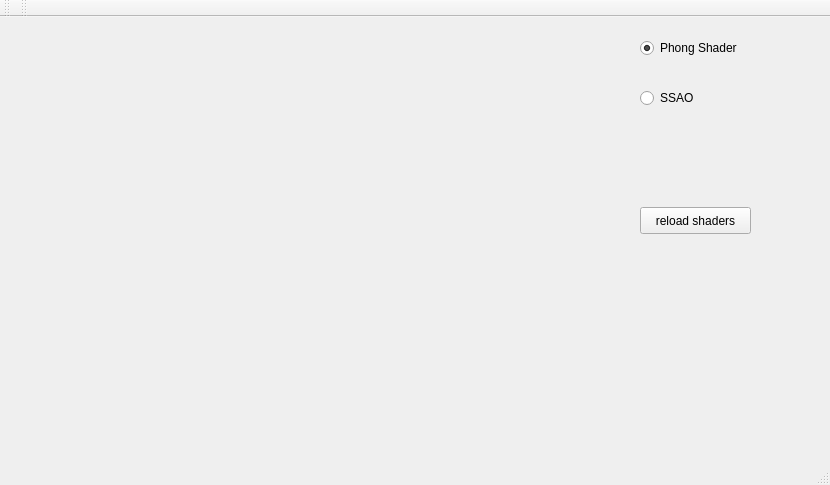
This is samples/rendering/mainwindow.ui in diegomazala/tucano as Qt 5 draws it before an edit. The edited form follows.
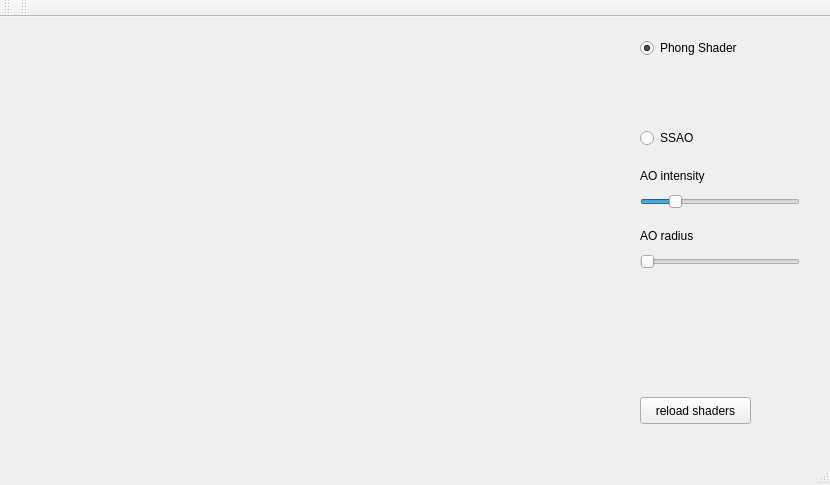
This is the edited form. Custom widgets are drawn as their Qt base class.

Commit message: added ssao intensity value slider

Patch:
```diff
--- a/samples/rendering/mainwindow.ui
+++ b/samples/rendering/mainwindow.ui
@@ -47,7 +47,7 @@
     <property name="geometry">
      <rect>
       <x>640</x>
-      <y>70</y>
+      <y>110</y>
       <width>117</width>
       <height>22</height>
      </rect>
@@ -63,7 +63,7 @@
     <property name="geometry">
      <rect>
       <x>640</x>
-      <y>190</y>
+      <y>380</y>
       <width>111</width>
       <height>27</height>
      </rect>
@@ -72,6 +72,64 @@
      <string>reload shaders</string>
     </property>
    </widget>
+   <widget class="QSlider" name="slider_ssao_intensity">
+    <property name="geometry">
+     <rect>
+      <x>640</x>
+      <y>170</y>
+      <width>160</width>
+      <height>29</height>
+     </rect>
+    </property>
+    <property name="minimum">
+     <number>1</number>
+    </property>
+    <property name="sliderPosition">
+     <number>20</number>
+    </property>
+    <property name="orientation">
+     <enum>Qt::Horizontal</enum>
+    </property>
+   </widget>
+   <widget class="QLabel" name="label">
+    <property name="geometry">
+     <rect>
+      <x>640</x>
+      <y>150</y>
+      <width>91</width>
+      <height>17</height>
+     </rect>
+    </property>
+    <property name="text">
+     <string>AO intensity</string>
+    </property>
+   </widget>
+   <widget class="QSlider" name="slider_ssao_radius">
+    <property name="geometry">
+     <rect>
+      <x>640</x>
+      <y>230</y>
+      <width>160</width>
+      <height>29</height>
+     </rect>
+    </property>
+    <property name="orientation">
+     <enum>Qt::Horizontal</enum>
+    </property>
+   </widget>
+   <widget class="QLabel" name="label_2">
+    <property name="geometry">
+     <rect>
+      <x>640</x>
+      <y>210</y>
+      <width>81</width>
+      <height>17</height>
+     </rect>
+    </property>
+    <property name="text">
+     <string>AO radius</string>
+    </property>
+   </widget>
   </widget>
   <widget class="QMenuBar" name="menuBar">
    <property name="geometry">
```
The commit also changes 7 other files.
